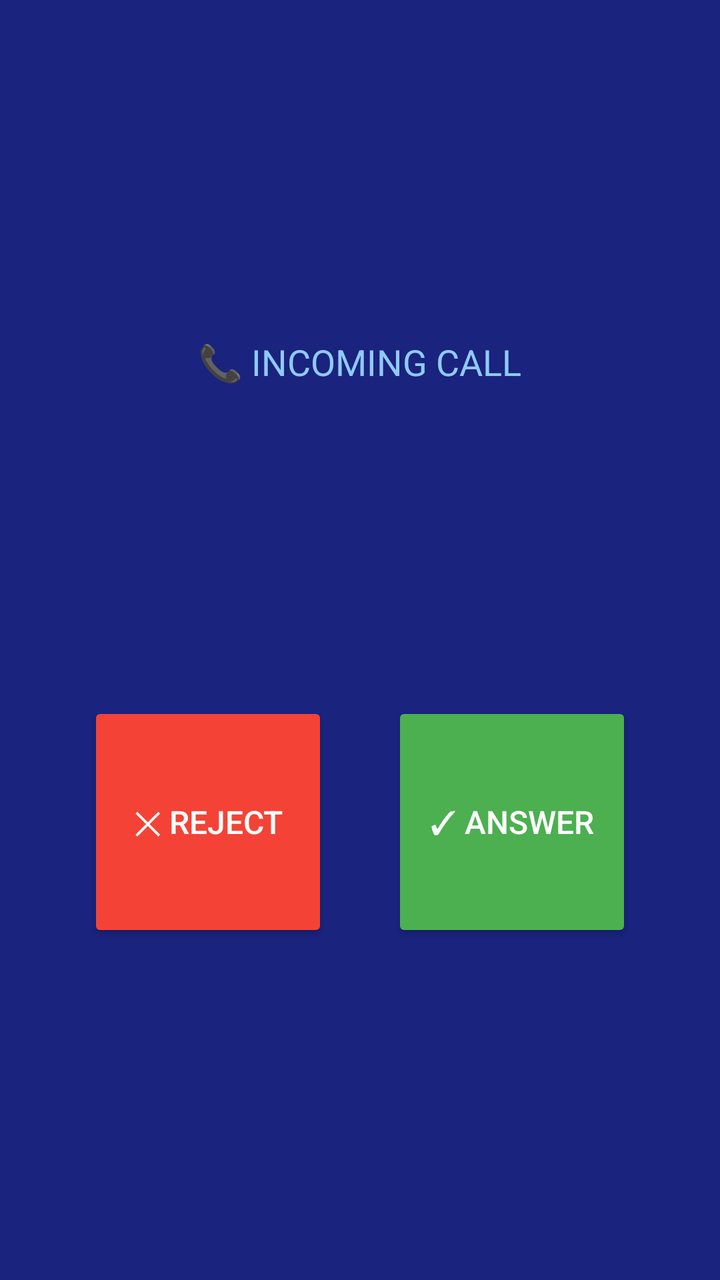
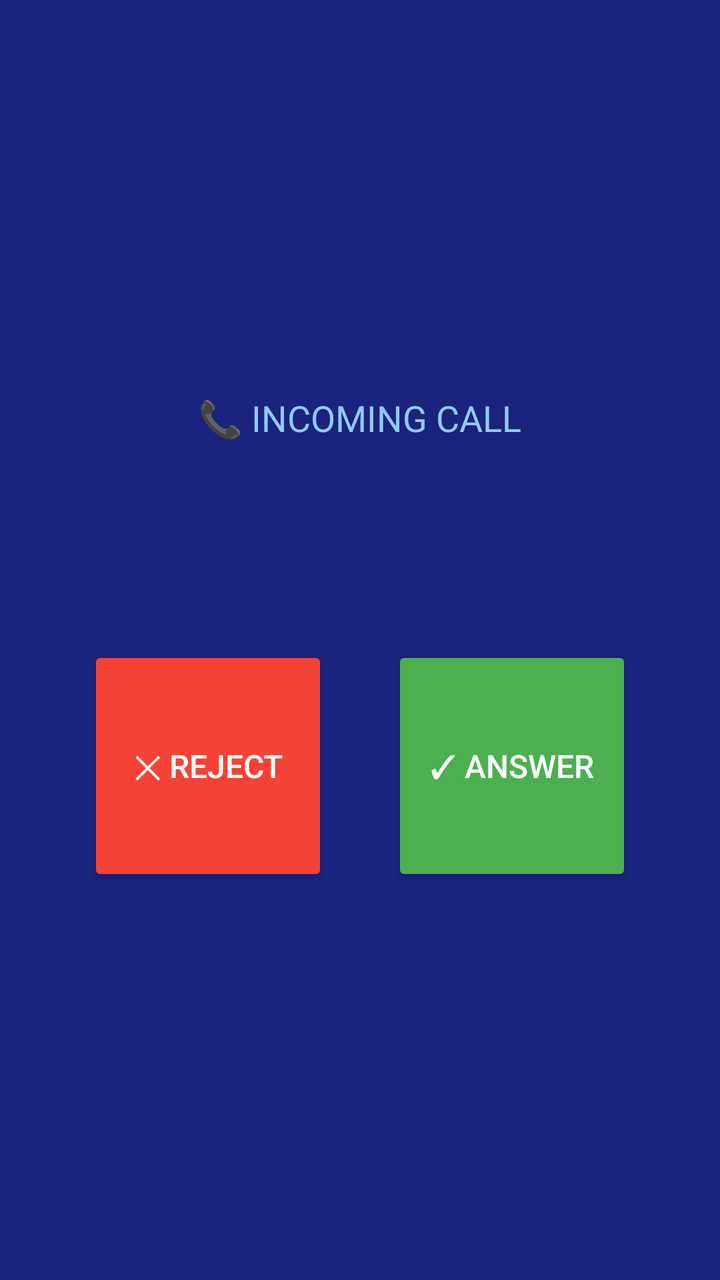

An Android layout rendered at two revisions. The XML below is the earlier revision; the diff shows what the commit changed to produce the second picture.
<!-- AndroidManifest.xml: activity theme AppTheme -->
<!-- res/layout/activity_incoming_call.xml -->
<?xml version="1.0" encoding="utf-8"?>
<LinearLayout xmlns:android="http://schemas.android.com/apk/res/android"
    android:layout_width="match_parent"
    android:layout_height="match_parent"
    android:orientation="vertical"
    android:gravity="center"
    android:background="#1A237E"
    android:padding="32dp">

    <TextView
        android:text="📞 INCOMING CALL"
        android:layout_width="wrap_content"
        android:layout_height="wrap_content"
        android:textSize="18sp"
        android:textColor="#90CAF9"
        android:layout_marginBottom="16dp" />

    <TextView
        android:id="@+id/tvCaller"
        android:layout_width="wrap_content"
        android:layout_height="wrap_content"
        android:textSize="36sp"
        android:textColor="#FFFFFF"
        android:textStyle="bold"
        android:layout_marginBottom="8dp" />

    <TextView
        android:id="@+id/tvCallStatus"
        android:layout_width="wrap_content"
        android:layout_height="wrap_content"
        android:textSize="16sp"
        android:textColor="#90CAF9"
        android:layout_marginBottom="64dp" />

    <LinearLayout
        android:layout_width="match_parent"
        android:layout_height="wrap_content"
        android:orientation="horizontal"
        android:gravity="center">

        <Button
            android:id="@+id/btnReject"
            android:layout_width="120dp"
            android:layout_height="120dp"
            android:text="✕ Reject"
            android:textColor="#FFFFFF"
            android:backgroundTint="#F44336"
            android:layout_marginEnd="32dp"
            android:textSize="16sp" />

        <Button
            android:id="@+id/btnAnswer"
            android:layout_width="120dp"
            android:layout_height="120dp"
            android:text="✓ Answer"
            android:textColor="#FFFFFF"
            android:backgroundTint="#4CAF50"
            android:textSize="16sp" />

    </LinearLayout>

</LinearLayout>
<!-- resources referenced by this layout -->
<resources>
  <style name="AppTheme" parent="Theme.AppCompat.Light.DarkActionBar">
          <item name="colorPrimary">#1976D2</item>
          <item name="colorPrimaryDark">#1565C0</item>
          <item name="colorAccent">#4CAF50</item>
      </style>
</resources>

<!-- the commit's change to res/layout/activity_incoming_call.xml (unified diff, before → after) -->
@@ -8,6 +8,7 @@
     android:padding="32dp">
 
     <TextView
+        android:id="@+id/tvCallLabel"
         android:text="📞 INCOMING CALL"
         android:layout_width="wrap_content"
         android:layout_height="wrap_content"
@@ -30,7 +31,18 @@
         android:layout_height="wrap_content"
         android:textSize="16sp"
         android:textColor="#90CAF9"
-        android:layout_marginBottom="64dp" />
+        android:layout_marginBottom="8dp" />
+
+    
+    <TextView
+        android:id="@+id/tvTimer"
+        android:layout_width="wrap_content"
+        android:layout_height="wrap_content"
+        android:textSize="24sp"
+        android:textColor="#FFFFFF"
+        android:fontFamily="monospace"
+        android:layout_marginBottom="48dp"
+        android:visibility="gone" />
 
     <LinearLayout
         android:layout_width="match_parent"
